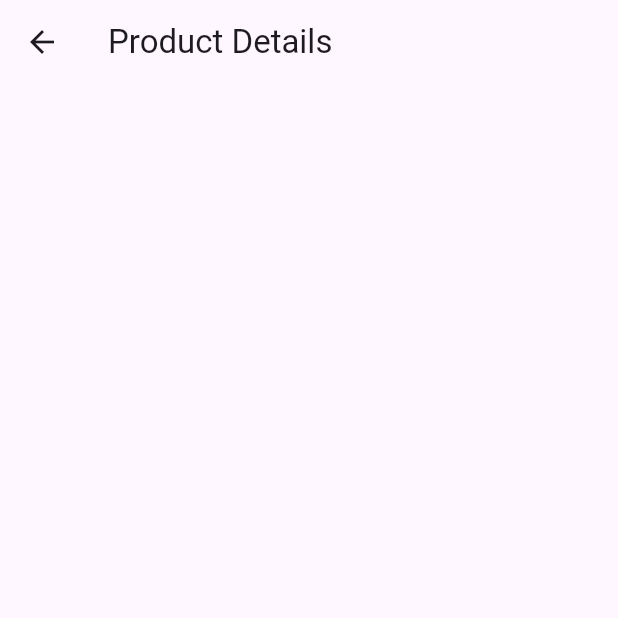
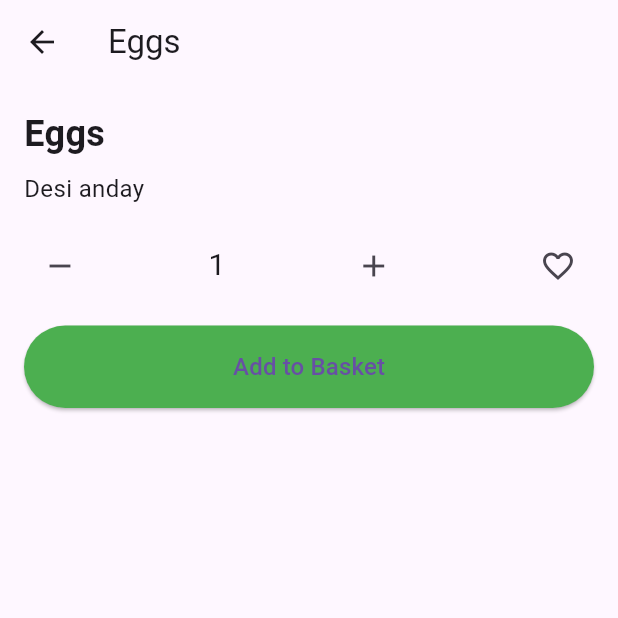
Before and after one commit to AzzamHussain/GroceryStore, a Flutter app: the ProductListScreen screen opened directly, after a tap on "Eggs", on a phone screen of 412 x 824 dp, the top half of it. Run offline on Flutter 3.47's test engine with Material 3 defaults, Android fonts, the phone set to English and light mode, and no system bars; missing offline and left inert: dart:ffi, givestarreviews.

Commit message:
productdetailscreen progressing

```diff
--- a/lib/pages/Home_page.dart
+++ b/lib/pages/Home_page.dart
@@ -3,7 +3,7 @@
 import 'package:grocerystore/pages/explore.dart';
 import 'package:grocerystore/pages/Favorite.dart';
 import 'package:grocerystore/pages/product.dart';
-import 'package:grocerystore/pages/productDetails.dart';
+import 'package:grocerystore/pages/productDetails.dart'; // Import your ProductDetailsScreen
 import 'package:grocerystore/constants/colors.dart';
 
 class ProductListScreen extends StatefulWidget {
--- a/lib/pages/product.dart
+++ b/lib/pages/product.dart
@@ -4,13 +4,15 @@
   final String price;
   final String quantity;
   final String description;
+  final double rating;
 
   Product(
       {required this.name,
       required this.image,
       required this.price,
       required this.quantity,
-      required this.description});
+      required this.description,
+      required this.rating});
 }
 
 final List<Product> products = [
@@ -19,31 +21,37 @@
       image: 'assets/apple.png',
       price: 'Rs:150',
       quantity: '1Kg',
-      description: 'Fresh Red Apple'),
+      description: 'Fresh Red Apple',
+      rating: 4.5),
   Product(
       name: 'Banana',
       image: 'assets/banana.png',
       price: 'Rs:100',
       quantity: '1 Dozen',
-      description: 'Imported Bananas'),
+      description: 'Imported Bananas',
+      rating: 5.6),
   Product(
       name: 'Orange',
       image: 'assets/orange.png',
       price: 'Rs:230',
       quantity: '1 Dozen',
-      description: 'Stocked Oranges'),
+      description: 'Stocked Oranges',
+      rating: 1.2),
   Product(
       name: 'pomegranate',
       image: 'assets/pomegranate.png',
       price: 'Rs:560',
       quantity: '1Kg',
-      description: 'Turkish Pomegranates'),
+      description: 'Turkish Pomegranates',
+      rating: 2.3),
   Product(
       name: 'papaya',
       image: 'assets/papaya.png',
       price: '340',
       quantity: '1Kg',
-      description: 'Fresh Papaya'),
+      description: 'Fresh Papaya',
+      rating: 9.0),
+
 ];
 
 final List<Product> bestSellingProducts = [
@@ -52,25 +60,29 @@
       image: 'assets/eggs.png',
       price: 'Rs:240',
       quantity: '1 Dozen',
-      description: 'Desi anday'),
+      description: 'Desi anday',
+      rating: 7.8),
   Product(
       name: 'Flour(Atta)',
       image: 'assets/flour.png',
       price: 'Rs:5000',
       quantity: '10Kg',
-      description: 'chakki atta'),
+      description: 'chakki atta',
+      rating: 9.9),
   Product(
       name: 'ParsleyLeaves',
       image: 'assets/parsleyleaves.png',
       price: 'Rs:100',
       quantity: '50g',
-      description: 'Fresh Dhanya'),
+      description: 'Fresh Dhanya',
+      rating: 5.8),
   Product(
       name: 'Red Chilli',
       image: 'assets/RedChilli.png',
       price: 'Rs:150',
       quantity: '50g',
-      description: 'Red chillis to enhance your taste buds'),
+      description: 'Red chillis to enhance your taste buds',
+      rating: 5.1),
 ];
 
 final List<Product> groceriesProducts = [
--- a/lib/pages/productDetails.dart
+++ b/lib/pages/productDetails.dart
@@ -1,55 +1,106 @@
 import 'package:flutter/material.dart';
-import 'package:grocerystore/pages/product.dart';
+import 'package:givestarreviews/givestarreviews.dart'; // Import the star rating package
+import 'package:grocerystore/pages/product.dart'; // Import your Product class
 
-class ProductDetailsScreen extends StatelessWidget {
+class ProductDetailsScreen extends StatefulWidget {
   final Product product;
 
-  const ProductDetailsScreen({Key? key, required this.product})
-      : super(key: key);
+  ProductDetailsScreen({required this.product});
+
+  @override
+  _ProductDetailsScreenState createState() => _ProductDetailsScreenState();
+}
+
+class _ProductDetailsScreenState extends State<ProductDetailsScreen> {
+  int _quantity = 1;
 
   @override
   Widget build(BuildContext context) {
     return Scaffold(
       appBar: AppBar(
-        title: Text('Product Details'),
+        title: Text(widget.product.name),
       ),
-      body: Column(
+      body: Padding(
+        padding: const EdgeInsets.all(16.0),
+        child: Column(
           crossAxisAlignment: CrossAxisAlignment.stretch,
           children: [
-          Container(
-            width: 364, // Set the width of the image
-            height: 67, // Set the height of the image
-            margin: EdgeInsets.only(
-                top: 790.33, left: 25), // Set the position of the image
-            child: Image.asset(
-              product.image,
-              fit: BoxFit.cover,
+            Text(
+              widget.product.name,
+              style: TextStyle(
+                fontSize: 24.0,
+                fontWeight: FontWeight.bold,
               ),
             ),
-          SizedBox(height: 20),
+            SizedBox(height: 8.0),
             Text(
-            product.name,
-            style: TextStyle(fontSize: 20),
-            textAlign: TextAlign.center,
+              widget.product.description,
+              style: TextStyle(fontSize: 16.0),
             ),
-          SizedBox(height: 20),
+            SizedBox(height: 16.0),
+            Row(
+              mainAxisAlignment: MainAxisAlignment.spaceBetween,
+              children: [
+                IconButton(
+                  icon: Icon(Icons.remove),
+                  onPressed: () {
+                    setState(() {
+                      if (_quantity > 1) {
+                        _quantity--;
+                      }
+                    });
+                  },
+                ),
+                Text(
+                  '$_quantity',
+                  style: TextStyle(fontSize: 20.0),
+                ),
+                IconButton(
+                  icon: Icon(Icons.add),
+                  onPressed: () {
+                    setState(() {
+                      _quantity++;
+                    });
+                  },
+                ),
+                IconButton(
+                  icon: Icon(Icons.favorite_border),
+                  onPressed: () {
+                    // Handle favorite button tap
+                  },
+                ),
+              ],
+            ),
+            SizedBox(height: 16.0),
+            // Expanded(
+            //   child: Center(
+            //     child: GiveStarReviews(
+            //       starCount: 5,
+            //       size: 30.0,
+            //       color: Colors.amber,
+            //       borderColor: Colors.grey,
+            //       spacing: 5.0,
+            //       rating: widget.product.rating, // Assuming your Product class has a 'rating' field
+            //       onRatingChanged: (rating) {
+            //         // Handle rating change
+            //       },
+            //     ),
+            //   ),
+            // ),
+            // SizedBox(height: 16.0),
             ElevatedButton(
               onPressed: () {
-              // Implement your Add to Basket functionality here
+                // Handle add to basket button tap
               },
-            style: ButtonStyle(
-              backgroundColor: MaterialStateProperty.all(
-                  Colors.green), // Change button color to green
-              minimumSize: MaterialStateProperty.all(
-                  Size(364, 67)), // Set the size of the button
-            ),
-            child: Text(
-              'Add to Basket',
-              style: TextStyle(fontSize: 20),
+              child: Text('Add to Basket', style: TextStyle(fontSize: 16.0)),
+              style: ElevatedButton.styleFrom(
+                primary: Colors.green,
+                padding: EdgeInsets.symmetric(vertical: 16.0),
               ),
             ),
           ],
         ),
+      ),
     );
   }
 }
--- a/pubspec.yaml
+++ b/pubspec.yaml
@@ -39,6 +39,8 @@
   # The following adds the Cupertino Icons font to your application.
   # Use with the CupertinoIcons class for iOS style icons.
   cupertino_icons: ^1.0.2
+  givestarreviews: ^1.0.2
+  expandable_text: ^2.3.0
 
 dev_dependencies:
   flutter_test:
@@ -49,7 +51,7 @@
   # activated in the `analysis_options.yaml` file located at the root of your
   # package. See that file for information about deactivating specific lint
   # rules and activating additional ones.
-  flutter_lints: ^2.0.0
+  flutter_lints: ^3.0.2
 
 # For information on the generic Dart part of this file, see the
 # following page: https://dart.dev/tools/pub/pubspec
```
Also changed, not shown: pubspec.lock. Lines whose indentation alone changed are shown as unchanged.
